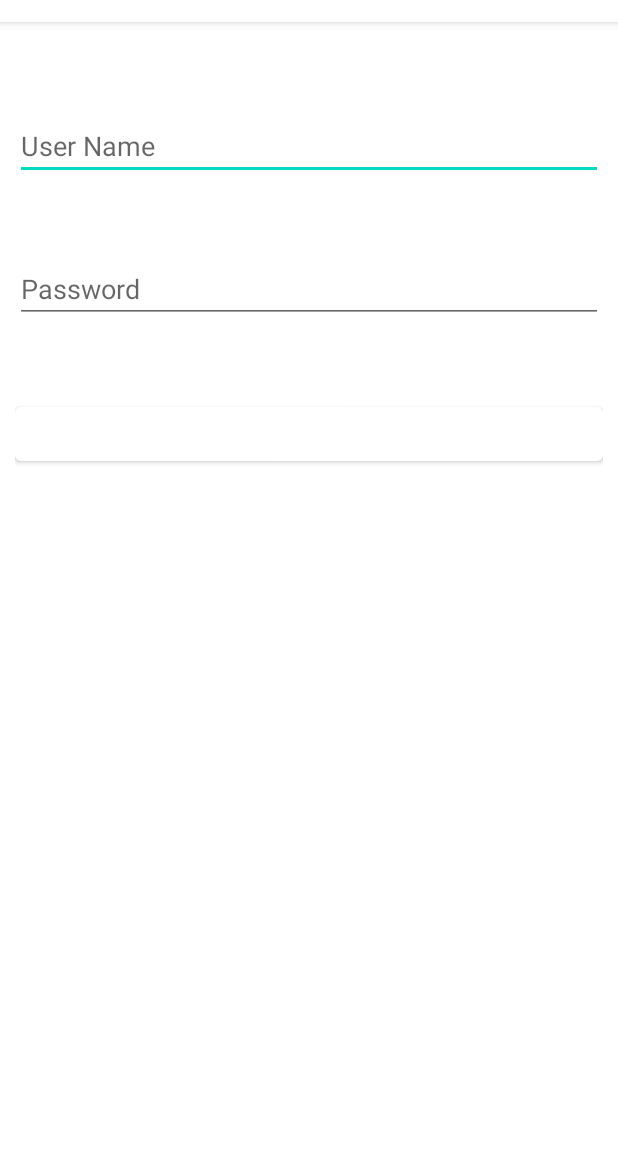
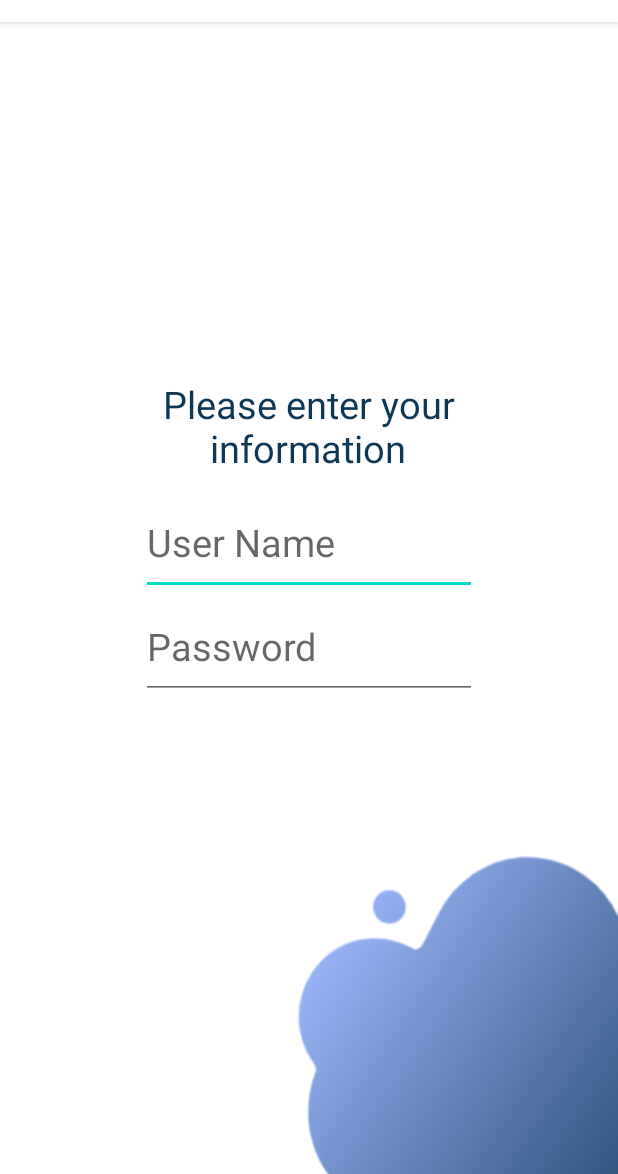
Before and after one commit to Arob122/G7_Anti-Theft-App, an Android app: the CheckAuthintication screen opened directly, with no data from a screen before it, on a phone screen of 412 x 824 dp, the part 62-1236 px from its top. Run offline under Robolectric (Android 15) with nearby library versions, the phone set to English and light mode, and no system bars.

Commit message:
UI updated

```diff
--- a/app/src/main/res/layout/activity_check_authintication.xml
+++ b/app/src/main/res/layout/activity_check_authintication.xml
@@ -1,32 +1,52 @@
 <?xml version="1.0" encoding="utf-8"?>
-    <RelativeLayout xmlns:android="http://schemas.android.com/apk/res/android"
+<LinearLayout xmlns:android="http://schemas.android.com/apk/res/android"
     xmlns:app="http://schemas.android.com/apk/res-auto"
     xmlns:tools="http://schemas.android.com/tools"
     android:layout_width="match_parent"
     android:layout_height="match_parent"
-        android:padding="10dp"
+    android:background="@drawable/chackpass"
+    android:gravity="center"
+    android:orientation="vertical"
     tools:context=".CheckAuthintication">
+
+
+    <TextView
+        android:id="@+id/textView8"
+        android:layout_width="322dp"
+        android:layout_height="86dp"
+        android:fontFamily="sans-serif-thin"
+        android:gravity="center"
+        android:text="Please enter your information"
+        android:textColor="#0D3755"
+        android:textSize="25sp"
+        android:textStyle="bold" />
 
     <EditText
         android:id="@+id/username1"
-            android:layout_width="match_parent"
-            android:layout_height="wrap_content"
+        android:layout_width="224dp"
+        android:layout_height="69dp"
+        android:ems="15"
         android:hint="User Name"
-            android:layout_marginTop="50dp"/>
-
+        android:inputType="textPersonName"
+        android:textColor="#523B60"
+        android:textSize="25sp" />
     <EditText
         android:id="@+id/password1"
-            android:layout_width="match_parent"
-            android:layout_height="wrap_content"
+        android:layout_width="224dp"
+        android:layout_height="69dp"
+        android:ems="15"
         android:hint="Password"
-            android:layout_marginTop="50dp"
-            android:layout_below="@+id/username1"/>
+        android:inputType="textPersonName"
+        android:textColor="#523B60"
+        android:textSize="25sp" />
 
     <Button
         android:id="@+id/btnsignin1"
-            android:layout_width="match_parent"
-            android:layout_height="wrap_content"
-            android:text="Sign in"
-            android:layout_marginTop="50dp"
-            android:layout_below="@+id/password1"/>
-    </RelativeLayout>
+        android:layout_width="129dp"
+        android:layout_height="89dp"
+        android:background="@drawable/shape"
+        android:fontFamily="sans-serif-light"
+        android:text="send"
+        android:textColor="#FFFFFF"
+        android:textSize="25sp" />
+</LinearLayout>
```
Also changed, not shown: app/src/main/res/layout/activity_homepage.xml (+38 -25 lines), app/src/main/res/layout/activity_lock_screen.xml (+25 -10 lines), app/src/main/res/layout/activity_login.xml (+47 -17 lines). Lines whose indentation alone changed are shown as unchanged.
